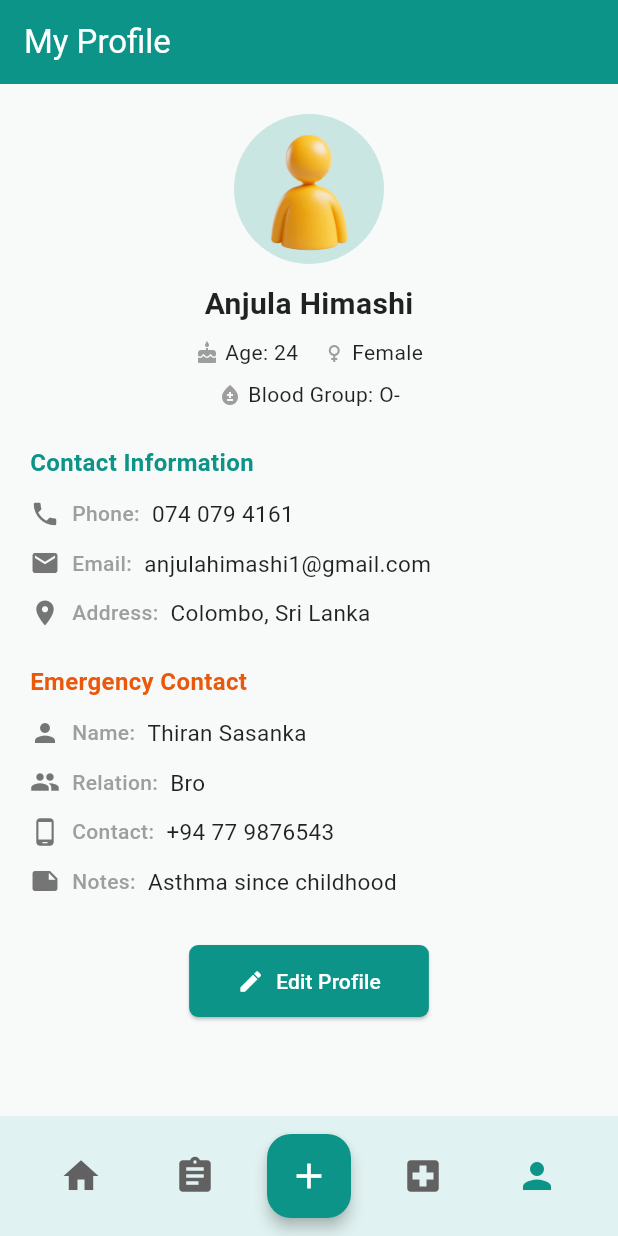
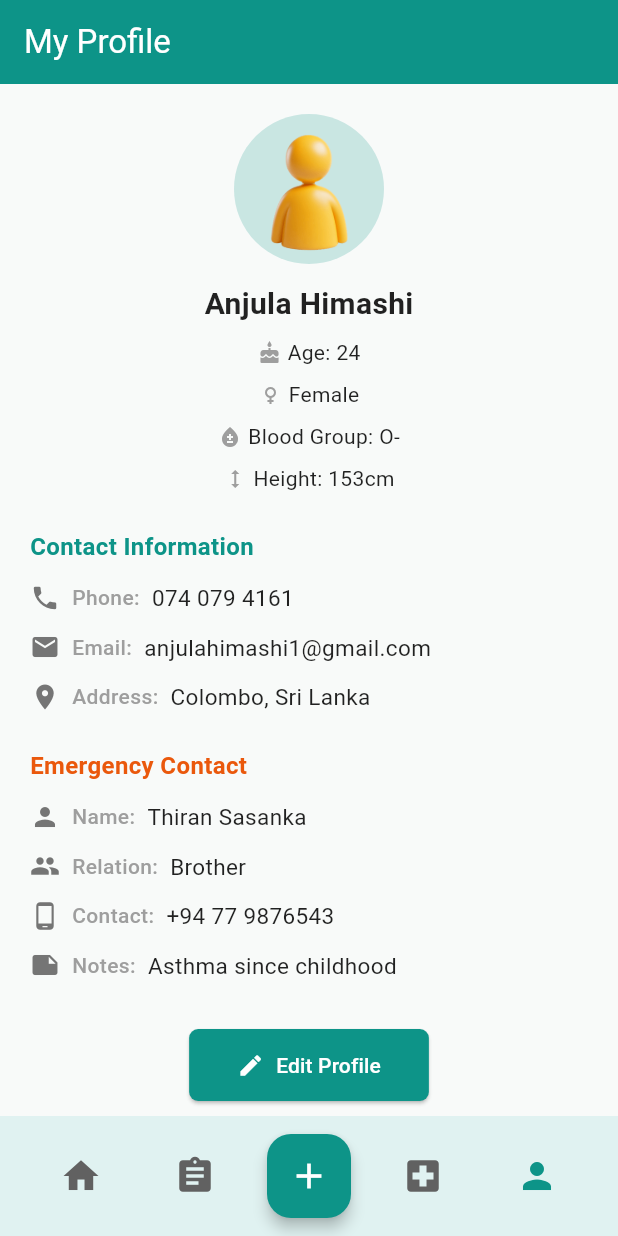
Before and after one commit to MediLink-ucsc/Health-Tracker, a Flutter app: the ProfileScreen screen opened directly, on a phone screen of 412 x 824 dp. Run offline on Flutter 3.47's test engine with Material 3 defaults, Android fonts, the phone set to English and light mode, and no system bars; our stand-ins replace file_picker, fl_chart, shared_preferences, table_calendar; accounts and stored records are empty.

Commit message:
user profile issues fixed

```diff
--- a/lib/screens/Profile/edit_profile_screen.dart
+++ b/lib/screens/Profile/edit_profile_screen.dart
@@ -47,6 +47,7 @@ class EditProfileScreen extends StatelessWidget {
                     ),
                     _buildInputField(label: 'Gender', initialValue: 'Female'),
                     _buildInputField(label: 'Blood Group', initialValue: 'O-'),
+                    _buildInputField(label: 'Height', initialValue: '153cm'),
                   ],
                 ),
               ),
@@ -111,7 +112,10 @@ class EditProfileScreen extends StatelessWidget {
                       label: 'Name',
                       initialValue: 'Thiran Sasanka',
                     ),
-                    _buildInputField(label: 'Relation', initialValue: 'Wife'),
+                    _buildInputField(
+                      label: 'Relation',
+                      initialValue: 'Brother',
+                    ),
                     _buildInputField(
                       label: 'Contact Number',
                       initialValue: '+94 77 9876543',
--- a/lib/screens/Profile/profile_screen.dart
+++ b/lib/screens/Profile/profile_screen.dart
@@ -43,7 +43,12 @@ class ProfileScreen extends StatelessWidget {
                       Icon(Icons.cake, size: 16, color: Colors.grey),
                       SizedBox(width: 4),
                       Text('Age: 24'),
-                      SizedBox(width: 16),
+                    ],
+                  ),
+                  const SizedBox(height: 8),
+                  Row(
+                    mainAxisAlignment: MainAxisAlignment.center,
+                    children: const [
                       Icon(Icons.female, size: 16, color: Colors.grey),
                       SizedBox(width: 4),
                       Text('Female'),
@@ -56,6 +61,15 @@ class ProfileScreen extends StatelessWidget {
                       Icon(Icons.bloodtype, size: 16, color: Colors.grey),
                       SizedBox(width: 4),
                       Text('Blood Group: O-'),
+                    ],
+                  ),
+                  const SizedBox(height: 8),
+                  Row(
+                    mainAxisAlignment: MainAxisAlignment.center,
+                    children: const [
+                      Icon(Icons.height, size: 16, color: Colors.grey),
+                      SizedBox(width: 4),
+                      Text('Height: 153cm'),
                     ],
                   ),
                 ],
@@ -102,7 +116,7 @@ class ProfileScreen extends StatelessWidget {
               value: 'Thiran Sasanka',
             ),
             const SizedBox(height: 12),
-            _InfoRow(icon: Icons.group, label: 'Relation', value: 'Bro'),
+            _InfoRow(icon: Icons.group, label: 'Relation', value: 'Brother'),
             const SizedBox(height: 12),
             _InfoRow(
               icon: Icons.phone_android,
```
